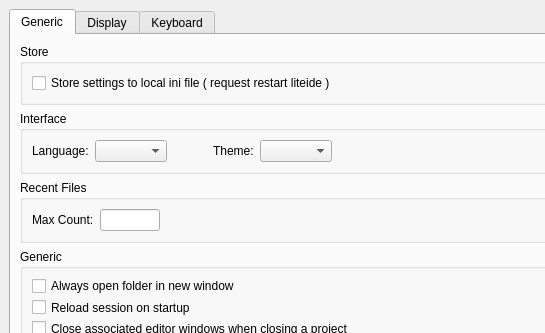
Old version of the form liteidex/src/liteapp/liteappoption.ui in the repository visualfc/liteide.
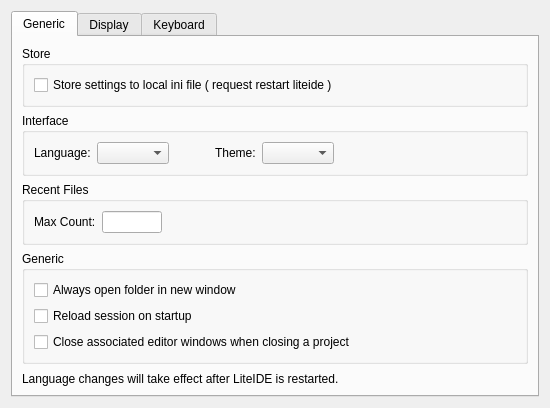
New version of the form.

What changed in the file:
```diff
--- a/liteidex/src/liteapp/liteappoption.ui
+++ b/liteidex/src/liteapp/liteappoption.ui
@@ -7,21 +7,15 @@
     <x>0</x>
     <y>0</y>
     <width>545</width>
-    <height>333</height>
+    <height>348</height>
    </rect>
   </property>
   <property name="windowTitle">
    <string>Form</string>
   </property>
+  <layout class="QVBoxLayout" name="verticalLayout_4">
+   <item>
   <widget class="QTabWidget" name="tabWidget">
-   <property name="geometry">
-    <rect>
-     <x>9</x>
-     <y>9</y>
-     <width>551</width>
-     <height>370</height>
-    </rect>
-   </property>
    <property name="currentIndex">
     <number>0</number>
    </property>
@@ -399,6 +393,8 @@
     </layout>
    </widget>
   </widget>
+   </item>
+  </layout>
  </widget>
  <resources/>
  <connections/>
```
Lines whose indentation alone changed are shown as unchanged.
